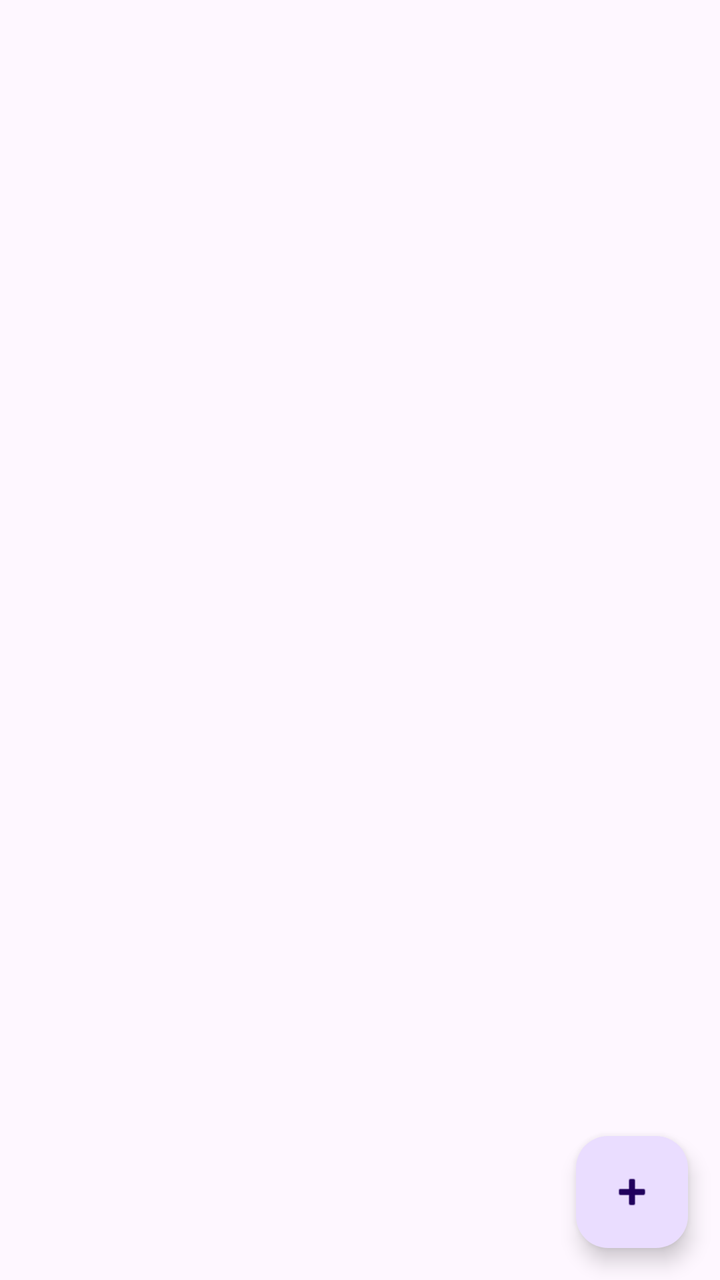
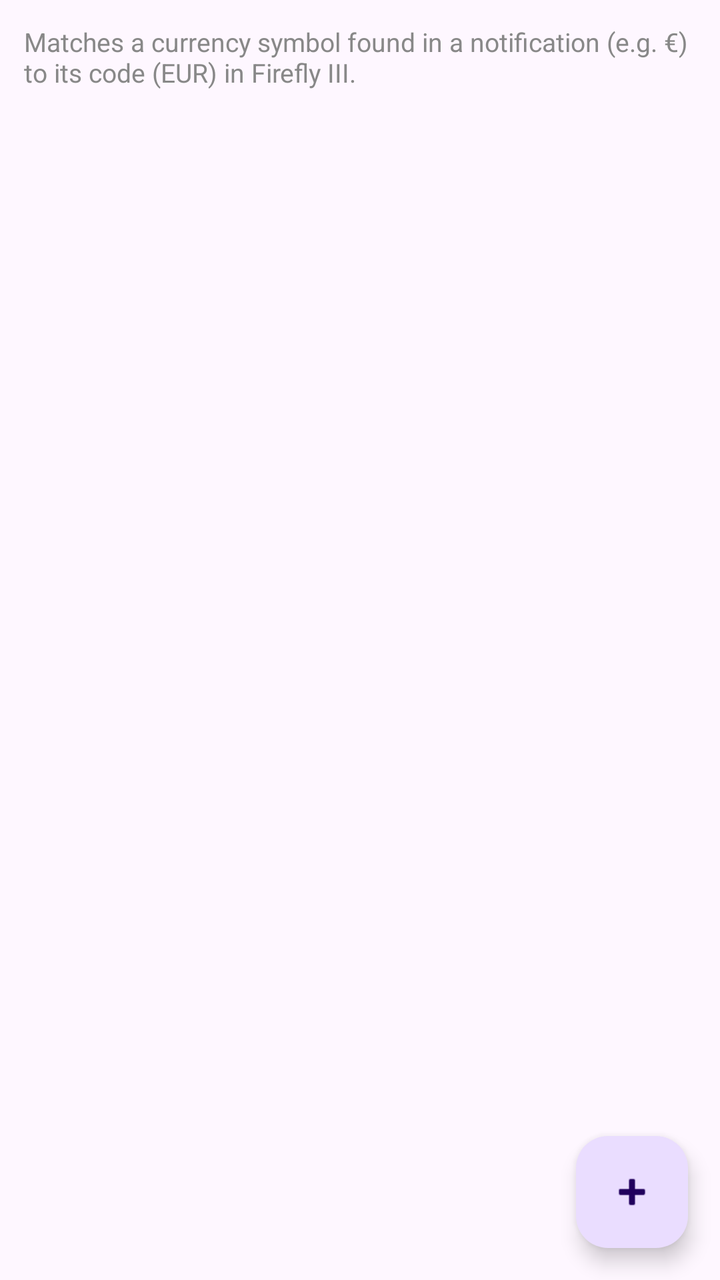

An Android layout rendered at two revisions. The XML below is the earlier revision; the diff shows what the commit changed to produce the second picture.
<!-- AndroidManifest.xml: application theme Theme.FfNotifyImporter -->
<!-- res/layout/fragment_currencies.xml -->
<?xml version="1.0" encoding="utf-8"?>
<androidx.coordinatorlayout.widget.CoordinatorLayout xmlns:android="http://schemas.android.com/apk/res/android"
    xmlns:app="http://schemas.android.com/apk/res-auto"
    android:layout_width="match_parent"
    android:layout_height="match_parent">

    <androidx.recyclerview.widget.RecyclerView
        android:id="@+id/currenciesRecyclerView"
        android:layout_width="match_parent"
        android:layout_height="match_parent" />

    <com.google.android.material.floatingactionbutton.FloatingActionButton
        android:id="@+id/addCurrencyButton"
        android:layout_width="wrap_content"
        android:layout_height="wrap_content"
        android:layout_gravity="bottom|end"
        android:layout_margin="16dp"
        android:contentDescription="@string/currency_add"
        android:src="@android:drawable/ic_input_add" />

</androidx.coordinatorlayout.widget.CoordinatorLayout>
<!-- resources referenced by this layout -->
<resources>
  <string name="currency_add">Add currency</string>
  <style name="Theme.FfNotifyImporter" parent="Theme.Material3.DayNight.NoActionBar" />
</resources>

<!-- the commit's change to res/layout/fragment_currencies.xml (unified diff, before → after) -->
@@ -4,10 +4,26 @@
     android:layout_width="match_parent"
     android:layout_height="match_parent">
 
-    <androidx.recyclerview.widget.RecyclerView
-        android:id="@+id/currenciesRecyclerView"
+    <LinearLayout
         android:layout_width="match_parent"
-        android:layout_height="match_parent" />
+        android:layout_height="match_parent"
+        android:orientation="vertical">
+
+        <TextView
+            android:layout_width="match_parent"
+            android:layout_height="wrap_content"
+            android:padding="12dp"
+            android:text="@string/currencies_purpose"
+            android:textColor="#888888"
+            android:textSize="13sp" />
+
+        <androidx.recyclerview.widget.RecyclerView
+            android:id="@+id/currenciesRecyclerView"
+            android:layout_width="match_parent"
+            android:layout_height="0dp"
+            android:layout_weight="1" />
+
+    </LinearLayout>
 
     <com.google.android.material.floatingactionbutton.FloatingActionButton
         android:id="@+id/addCurrencyButton"
<!-- resource entries referenced after the edit -->
@@ -1,5 +1,6 @@
 <!-- resources referenced by this layout -->
 <resources>
+  <string name="currencies_purpose">Matches a currency symbol found in a notification (e.g. €) to its code (EUR) in Firefly III.</string>
   <string name="currency_add">Add currency</string>
   <style name="Theme.FfNotifyImporter" parent="Theme.Material3.DayNight.NoActionBar" />
 </resources>
